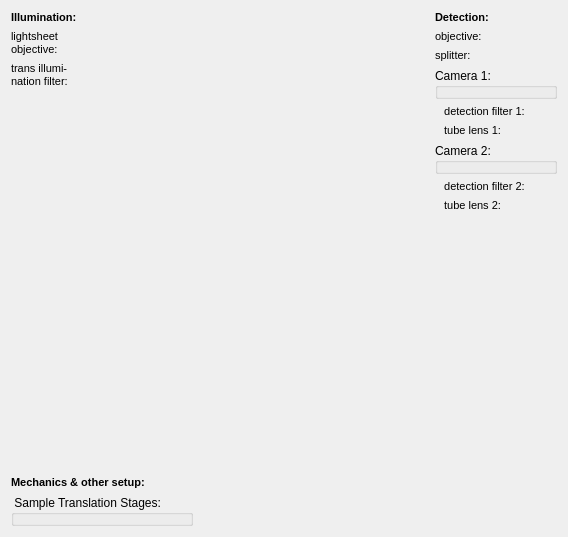
Above: plugins/spimb040/qfespimb040opticssetup.ui from jkriege2/QuickFit3 before the change. Below: the same form after it.
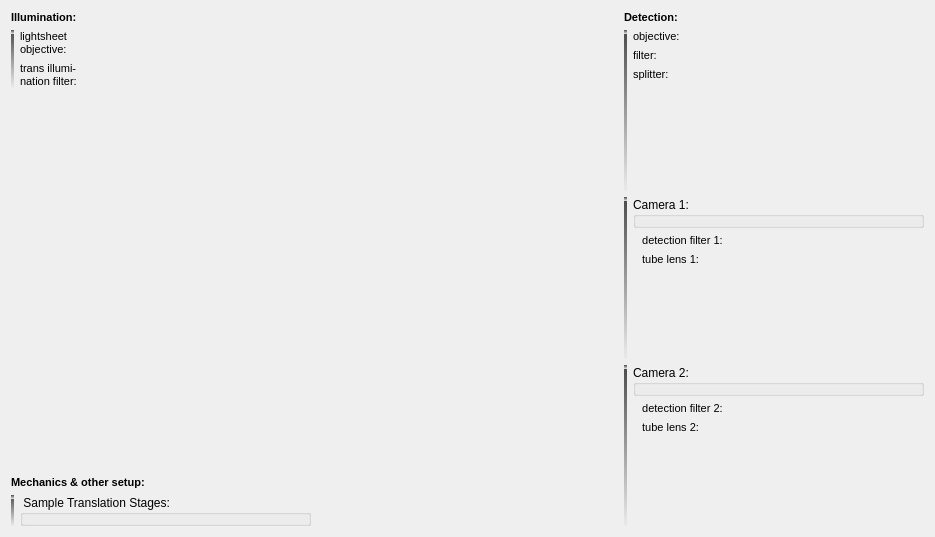
That is the form after the change. Icons and pictures are not drawn. Custom widgets are drawn as their Qt base class.

What changed in the file:
```diff
--- a/plugins/spimb040/qfespimb040opticssetup.ui
+++ b/plugins/spimb040/qfespimb040opticssetup.ui
@@ -6,14 +6,14 @@
    <rect>
     <x>0</x>
     <y>0</y>
-    <width>568</width>
+    <width>935</width>
     <height>537</height>
    </rect>
   </property>
   <property name="windowTitle">
    <string>Form</string>
   </property>
-  <layout class="QGridLayout" name="gridLayout">
+  <layout class="QGridLayout" name="gridLayout" columnstretch="0,0,0">
    <item row="0" column="0">
     <widget class="QLabel" name="label_2">
      <property name="text">
@@ -36,72 +36,7 @@
      </property>
     </widget>
    </item>
-   <item row="1" column="0">
-    <layout class="QFormLayout" name="formLayout">
-     <item row="0" column="0">
-      <widget class="QLabel" name="label">
-       <property name="text">
-        <string>&lt;!DOCTYPE HTML PUBLIC &quot;-//W3C//DTD HTML 4.0//EN&quot; &quot;http://www.w3.org/TR/REC-html40/strict.dtd&quot;&gt;
-&lt;html&gt;&lt;head&gt;&lt;meta name=&quot;qrichtext&quot; content=&quot;1&quot; /&gt;&lt;style type=&quot;text/css&quot;&gt;
-p, li { white-space: pre-wrap; }
-&lt;/style&gt;&lt;/head&gt;&lt;body style=&quot; font-family:'MS Shell Dlg 2'; font-size:8.25pt; font-weight:400; font-style:normal;&quot;&gt;
-&lt;p style=&quot; margin-top:0px; margin-bottom:0px; margin-left:0px; margin-right:0px; -qt-block-indent:0; text-indent:0px;&quot;&gt;&lt;span style=&quot; font-size:8pt;&quot;&gt;lightsheet&lt;/span&gt;&lt;/p&gt;
-&lt;p style=&quot; margin-top:0px; margin-bottom:0px; margin-left:0px; margin-right:0px; -qt-block-indent:0; text-indent:0px;&quot;&gt;&lt;span style=&quot; font-size:8pt;&quot;&gt;objective:&lt;/span&gt;&lt;/p&gt;&lt;/body&gt;&lt;/html&gt;</string>
-       </property>
-      </widget>
-     </item>
-     <item row="0" column="1">
-      <widget class="QF3ObjectiveCombobox" name="objProjection" native="true"/>
-     </item>
-     <item row="4" column="0" colspan="2">
-      <widget class="QFESPIMB040SampleStageConfig" name="stageSetup">
-       <property name="title">
-        <string> Sample Translation Stages: </string>
-       </property>
-      </widget>
-     </item>
-     <item row="1" column="0">
-      <widget class="QLabel" name="label_10">
-       <property name="text">
-        <string>&lt;!DOCTYPE HTML PUBLIC &quot;-//W3C//DTD HTML 4.0//EN&quot; &quot;http://www.w3.org/TR/REC-html40/strict.dtd&quot;&gt;
-&lt;html&gt;&lt;head&gt;&lt;meta name=&quot;qrichtext&quot; content=&quot;1&quot; /&gt;&lt;style type=&quot;text/css&quot;&gt;
-p, li { white-space: pre-wrap; }
-&lt;/style&gt;&lt;/head&gt;&lt;body style=&quot; font-family:'MS Shell Dlg 2'; font-size:8.25pt; font-weight:400; font-style:normal;&quot;&gt;
-&lt;p style=&quot; margin-top:0px; margin-bottom:0px; margin-left:0px; margin-right:0px; -qt-block-indent:0; text-indent:0px;&quot;&gt;&lt;span style=&quot; font-size:8pt;&quot;&gt;trans illumi-&lt;/span&gt;&lt;/p&gt;
-&lt;p style=&quot; margin-top:0px; margin-bottom:0px; margin-left:0px; margin-right:0px; -qt-block-indent:0; text-indent:0px;&quot;&gt;&lt;span style=&quot; font-size:8pt;&quot;&gt;nation filter:&lt;/span&gt;&lt;/p&gt;&lt;/body&gt;&lt;/html&gt;</string>
-       </property>
-      </widget>
-     </item>
-     <item row="2" column="0">
-      <spacer name="verticalSpacer_2">
-       <property name="orientation">
-        <enum>Qt::Vertical</enum>
-       </property>
-       <property name="sizeHint" stdset="0">
-        <size>
-         <width>20</width>
-         <height>40</height>
-        </size>
-       </property>
-      </spacer>
-     </item>
-     <item row="1" column="1">
-      <widget class="QF3FilterCombobox" name="filtTransmission" native="true"/>
-     </item>
-     <item row="3" column="0" colspan="2">
-      <widget class="QLabel" name="label_11">
-       <property name="text">
-        <string>&lt;!DOCTYPE HTML PUBLIC &quot;-//W3C//DTD HTML 4.0//EN&quot; &quot;http://www.w3.org/TR/REC-html40/strict.dtd&quot;&gt;
-&lt;html&gt;&lt;head&gt;&lt;meta name=&quot;qrichtext&quot; content=&quot;1&quot; /&gt;&lt;style type=&quot;text/css&quot;&gt;
-p, li { white-space: pre-wrap; }
-&lt;/style&gt;&lt;/head&gt;&lt;body style=&quot; font-family:'MS Shell Dlg 2'; font-size:8.25pt; font-weight:400; font-style:normal;&quot;&gt;
-&lt;p style=&quot; margin-top:0px; margin-bottom:0px; margin-left:0px; margin-right:0px; -qt-block-indent:0; text-indent:0px;&quot;&gt;&lt;span style=&quot; font-size:8pt; font-weight:600;&quot;&gt;Mechanics &amp;amp; other setup:&lt;/span&gt;&lt;/p&gt;&lt;/body&gt;&lt;/html&gt;</string>
-       </property>
-      </widget>
-     </item>
-    </layout>
-   </item>
-   <item row="1" column="1">
+   <item row="4" column="1">
     <widget class="QLabel" name="image">
      <property name="minimumSize">
       <size>
@@ -123,108 +58,313 @@
      </property>
     </widget>
    </item>
-   <item row="1" column="2">
-    <layout class="QFormLayout" name="formLayout_3">
-     <property name="fieldGrowthPolicy">
-      <enum>QFormLayout::AllNonFixedFieldsGrow</enum>
-     </property>
+   <item row="4" column="2">
+    <layout class="QGridLayout" name="gridLayout_2" columnminimumwidth="0,1">
      <item row="0" column="0">
-      <widget class="QLabel" name="label_6">
-       <property name="text">
-        <string>&lt;!DOCTYPE HTML PUBLIC &quot;-//W3C//DTD HTML 4.0//EN&quot; &quot;http://www.w3.org/TR/REC-html40/strict.dtd&quot;&gt;
-&lt;html&gt;&lt;head&gt;&lt;meta name=&quot;qrichtext&quot; content=&quot;1&quot; /&gt;&lt;style type=&quot;text/css&quot;&gt;
-p, li { white-space: pre-wrap; }
-&lt;/style&gt;&lt;/head&gt;&lt;body style=&quot; font-family:'MS Shell Dlg 2'; font-size:8.25pt; font-weight:400; font-style:normal;&quot;&gt;
-&lt;p style=&quot; margin-top:0px; margin-bottom:0px; margin-left:0px; margin-right:0px; -qt-block-indent:0; text-indent:0px;&quot;&gt;&lt;span style=&quot; font-size:8pt;&quot;&gt;objective:&lt;/span&gt;&lt;/p&gt;&lt;/body&gt;&lt;/html&gt;</string>
+      <widget class="Line" name="line">
+       <property name="styleSheet">
+        <string notr="true">QFrame {
+  border: 4px solid grey;
+  border-color: qlineargradient(spread:pad, x1:0, y1:0, x2:0, y2:1, stop:0 rgba(75, 75, 75, 255), stop:1 rgba(235, 235, 235, 255));
+}</string>
+       </property>
+       <property name="frameShadow">
+        <enum>QFrame::Plain</enum>
+       </property>
+       <property name="lineWidth">
+        <number>3</number>
+       </property>
+       <property name="orientation">
+        <enum>Qt::Vertical</enum>
        </property>
       </widget>
      </item>
      <item row="1" column="0">
-      <widget class="QLabel" name="label_3">
-       <property name="text">
-        <string>&lt;!DOCTYPE HTML PUBLIC &quot;-//W3C//DTD HTML 4.0//EN&quot; &quot;http://www.w3.org/TR/REC-html40/strict.dtd&quot;&gt;
+      <widget class="Line" name="line_2">
+       <property name="styleSheet">
+        <string notr="true">QFrame {
+  border: 4px solid;
+  border-color: qlineargradient(spread:pad, x1:0, y1:0, x2:0, y2:1, stop:0 rgba(75, 75, 75, 255), stop:1 rgba(235, 235, 235, 255));
+}</string>
+       </property>
+       <property name="frameShadow">
+        <enum>QFrame::Plain</enum>
+       </property>
+       <property name="lineWidth">
+        <number>3</number>
+       </property>
+       <property name="orientation">
+        <enum>Qt::Vertical</enum>
+       </property>
+      </widget>
+     </item>
+     <item row="2" column="0">
+      <widget class="Line" name="line_3">
+       <property name="minimumSize">
+        <size>
+         <width>0</width>
+         <height>32</height>
+        </size>
+       </property>
+       <property name="styleSheet">
+        <string notr="true">QFrame {
+  border: 4px solid;
+  border-color: qlineargradient(spread:pad, x1:0, y1:0, x2:0, y2:1, stop:0 rgba(75, 75, 75, 255), stop:1 rgba(235, 235, 235, 255));
+}</string>
+       </property>
+       <property name="frameShadow">
+        <enum>QFrame::Plain</enum>
+       </property>
+       <property name="lineWidth">
+        <number>3</number>
+       </property>
+       <property name="orientation">
+        <enum>Qt::Vertical</enum>
+       </property>
+      </widget>
+     </item>
+     <item row="0" column="1">
+      <layout class="QFormLayout" name="formLayout_3">
+       <property name="fieldGrowthPolicy">
+        <enum>QFormLayout::AllNonFixedFieldsGrow</enum>
+       </property>
+       <item row="0" column="0">
+        <widget class="QLabel" name="label_6">
+         <property name="text">
+          <string>&lt;!DOCTYPE HTML PUBLIC &quot;-//W3C//DTD HTML 4.0//EN&quot; &quot;http://www.w3.org/TR/REC-html40/strict.dtd&quot;&gt;
+&lt;html&gt;&lt;head&gt;&lt;meta name=&quot;qrichtext&quot; content=&quot;1&quot; /&gt;&lt;style type=&quot;text/css&quot;&gt;
+p, li { white-space: pre-wrap; }
+&lt;/style&gt;&lt;/head&gt;&lt;body style=&quot; font-family:'MS Shell Dlg 2'; font-size:8.25pt; font-weight:400; font-style:normal;&quot;&gt;
+&lt;p style=&quot; margin-top:0px; margin-bottom:0px; margin-left:0px; margin-right:0px; -qt-block-indent:0; text-indent:0px;&quot;&gt;&lt;span style=&quot; font-size:8pt;&quot;&gt;objective:&lt;/span&gt;&lt;/p&gt;&lt;/body&gt;&lt;/html&gt;</string>
+         </property>
+        </widget>
+       </item>
+       <item row="0" column="1">
+        <widget class="QF3ObjectiveCombobox" name="objDetection" native="true"/>
+       </item>
+       <item row="1" column="0">
+        <widget class="QLabel" name="label_12">
+         <property name="text">
+          <string>&lt;!DOCTYPE HTML PUBLIC &quot;-//W3C//DTD HTML 4.0//EN&quot; &quot;http://www.w3.org/TR/REC-html40/strict.dtd&quot;&gt;
+&lt;html&gt;&lt;head&gt;&lt;meta name=&quot;qrichtext&quot; content=&quot;1&quot; /&gt;&lt;style type=&quot;text/css&quot;&gt;
+p, li { white-space: pre-wrap; }
+&lt;/style&gt;&lt;/head&gt;&lt;body style=&quot; font-family:'MS Shell Dlg 2'; font-size:8.25pt; font-weight:400; font-style:normal;&quot;&gt;
+&lt;p style=&quot; margin-top:0px; margin-bottom:0px; margin-left:0px; margin-right:0px; -qt-block-indent:0; text-indent:0px;&quot;&gt;&lt;span style=&quot; font-size:8pt;&quot;&gt;filter:&lt;/span&gt;&lt;/p&gt;&lt;/body&gt;&lt;/html&gt;</string>
+         </property>
+        </widget>
+       </item>
+       <item row="1" column="1">
+        <widget class="QF3FilterCombobox" name="filtDetection" native="true"/>
+       </item>
+       <item row="2" column="0">
+        <widget class="QLabel" name="label_3">
+         <property name="text">
+          <string>&lt;!DOCTYPE HTML PUBLIC &quot;-//W3C//DTD HTML 4.0//EN&quot; &quot;http://www.w3.org/TR/REC-html40/strict.dtd&quot;&gt;
 &lt;html&gt;&lt;head&gt;&lt;meta name=&quot;qrichtext&quot; content=&quot;1&quot; /&gt;&lt;style type=&quot;text/css&quot;&gt;
 p, li { white-space: pre-wrap; }
 &lt;/style&gt;&lt;/head&gt;&lt;body style=&quot; font-family:'MS Shell Dlg 2'; font-size:8.25pt; font-weight:400; font-style:normal;&quot;&gt;
 &lt;p style=&quot; margin-top:0px; margin-bottom:0px; margin-left:0px; margin-right:0px; -qt-block-indent:0; text-indent:0px;&quot;&gt;&lt;span style=&quot; font-size:8pt;&quot;&gt;splitter:&lt;/span&gt;&lt;/p&gt;&lt;/body&gt;&lt;/html&gt;</string>
-       </property>
-      </widget>
+         </property>
+        </widget>
+       </item>
+       <item row="2" column="1">
+        <widget class="QF3FilterCombobox" name="filtSplitter" native="true"/>
+       </item>
+      </layout>
      </item>
-     <item row="1" column="1">
-      <widget class="QF3FilterCombobox" name="filtSplitter" native="true"/>
-     </item>
-     <item row="2" column="0" colspan="2">
-      <widget class="QFESPIMB040SimpleCameraConfig" name="camConfig1">
-       <property name="title">
-        <string>Camera 1:</string>
+     <item row="2" column="1">
+      <layout class="QFormLayout" name="formLayout_4">
+       <property name="fieldGrowthPolicy">
+        <enum>QFormLayout::AllNonFixedFieldsGrow</enum>
        </property>
-      </widget>
-     </item>
-     <item row="3" column="0">
-      <widget class="QLabel" name="label_4">
-       <property name="text">
-        <string>&lt;!DOCTYPE HTML PUBLIC &quot;-//W3C//DTD HTML 4.0//EN&quot; &quot;http://www.w3.org/TR/REC-html40/strict.dtd&quot;&gt;
-&lt;html&gt;&lt;head&gt;&lt;meta name=&quot;qrichtext&quot; content=&quot;1&quot; /&gt;&lt;style type=&quot;text/css&quot;&gt;
-p, li { white-space: pre-wrap; }
-&lt;/style&gt;&lt;/head&gt;&lt;body style=&quot; font-family:'MS Shell Dlg 2'; font-size:8.25pt; font-weight:400; font-style:normal;&quot;&gt;
-&lt;p style=&quot; margin-top:0px; margin-bottom:0px; margin-left:0px; margin-right:0px; -qt-block-indent:0; text-indent:0px;&quot;&gt;&lt;span style=&quot; font-size:8pt;&quot;&gt;   detection filter 1:&lt;/span&gt;&lt;/p&gt;&lt;/body&gt;&lt;/html&gt;</string>
-       </property>
-      </widget>
-     </item>
-     <item row="3" column="1">
-      <widget class="QF3FilterCombobox" name="filtDetection11" native="true"/>
-     </item>
-     <item row="4" column="0">
-      <widget class="QLabel" name="label_8">
-       <property name="text">
-        <string>&lt;!DOCTYPE HTML PUBLIC &quot;-//W3C//DTD HTML 4.0//EN&quot; &quot;http://www.w3.org/TR/REC-html40/strict.dtd&quot;&gt;
-&lt;html&gt;&lt;head&gt;&lt;meta name=&quot;qrichtext&quot; content=&quot;1&quot; /&gt;&lt;style type=&quot;text/css&quot;&gt;
-p, li { white-space: pre-wrap; }
-&lt;/style&gt;&lt;/head&gt;&lt;body style=&quot; font-family:'MS Shell Dlg 2'; font-size:8.25pt; font-weight:400; font-style:normal;&quot;&gt;
-&lt;p style=&quot; margin-top:0px; margin-bottom:0px; margin-left:0px; margin-right:0px; -qt-block-indent:0; text-indent:0px;&quot;&gt;&lt;span style=&quot; font-size:8pt;&quot;&gt;   tube lens 1:&lt;/span&gt;&lt;/p&gt;&lt;/body&gt;&lt;/html&gt;</string>
-       </property>
-      </widget>
-     </item>
-     <item row="4" column="1">
-      <widget class="QF3ObjectiveCombobox" name="objTube1" native="true"/>
-     </item>
-     <item row="6" column="0" colspan="2">
-      <widget class="QFESPIMB040SimpleCameraConfig" name="camConfig2">
-       <property name="title">
-        <string>Camera 2:</string>
-       </property>
-      </widget>
-     </item>
-     <item row="7" column="0">
-      <widget class="QLabel" name="label_5">
-       <property name="text">
-        <string>&lt;!DOCTYPE HTML PUBLIC &quot;-//W3C//DTD HTML 4.0//EN&quot; &quot;http://www.w3.org/TR/REC-html40/strict.dtd&quot;&gt;
+       <item row="0" column="0" colspan="2">
+        <widget class="QFESPIMB040SimpleCameraConfig" name="camConfig2">
+         <property name="title">
+          <string>Camera 2:</string>
+         </property>
+        </widget>
+       </item>
+       <item row="1" column="0">
+        <widget class="QLabel" name="label_15">
+         <property name="text">
+          <string>&lt;!DOCTYPE HTML PUBLIC &quot;-//W3C//DTD HTML 4.0//EN&quot; &quot;http://www.w3.org/TR/REC-html40/strict.dtd&quot;&gt;
 &lt;html&gt;&lt;head&gt;&lt;meta name=&quot;qrichtext&quot; content=&quot;1&quot; /&gt;&lt;style type=&quot;text/css&quot;&gt;
 p, li { white-space: pre-wrap; }
 &lt;/style&gt;&lt;/head&gt;&lt;body style=&quot; font-family:'MS Shell Dlg 2'; font-size:8.25pt; font-weight:400; font-style:normal;&quot;&gt;
 &lt;p style=&quot; margin-top:0px; margin-bottom:0px; margin-left:0px; margin-right:0px; -qt-block-indent:0; text-indent:0px;&quot;&gt;&lt;span style=&quot; font-size:8pt;&quot;&gt;   detection filter 2:&lt;/span&gt;&lt;/p&gt;&lt;/body&gt;&lt;/html&gt;</string>
-       </property>
-      </widget>
-     </item>
-     <item row="7" column="1">
-      <widget class="QF3FilterCombobox" name="filtDetection21" native="true"/>
-     </item>
-     <item row="8" column="0">
-      <widget class="QLabel" name="label_9">
-       <property name="text">
-        <string>&lt;!DOCTYPE HTML PUBLIC &quot;-//W3C//DTD HTML 4.0//EN&quot; &quot;http://www.w3.org/TR/REC-html40/strict.dtd&quot;&gt;
+         </property>
+        </widget>
+       </item>
+       <item row="1" column="1">
+        <widget class="QF3FilterCombobox" name="filtDetection21" native="true"/>
+       </item>
+       <item row="2" column="0">
+        <widget class="QLabel" name="label_16">
+         <property name="text">
+          <string>&lt;!DOCTYPE HTML PUBLIC &quot;-//W3C//DTD HTML 4.0//EN&quot; &quot;http://www.w3.org/TR/REC-html40/strict.dtd&quot;&gt;
 &lt;html&gt;&lt;head&gt;&lt;meta name=&quot;qrichtext&quot; content=&quot;1&quot; /&gt;&lt;style type=&quot;text/css&quot;&gt;
 p, li { white-space: pre-wrap; }
 &lt;/style&gt;&lt;/head&gt;&lt;body style=&quot; font-family:'MS Shell Dlg 2'; font-size:8.25pt; font-weight:400; font-style:normal;&quot;&gt;
 &lt;p style=&quot; margin-top:0px; margin-bottom:0px; margin-left:0px; margin-right:0px; -qt-block-indent:0; text-indent:0px;&quot;&gt;&lt;span style=&quot; font-size:8pt;&quot;&gt;   tube lens 2:&lt;/span&gt;&lt;/p&gt;&lt;/body&gt;&lt;/html&gt;</string>
+         </property>
+        </widget>
+       </item>
+       <item row="2" column="1">
+        <widget class="QF3ObjectiveCombobox" name="objTube2" native="true"/>
+       </item>
+      </layout>
+     </item>
+     <item row="1" column="1">
+      <layout class="QFormLayout" name="formLayout_2">
+       <property name="fieldGrowthPolicy">
+        <enum>QFormLayout::AllNonFixedFieldsGrow</enum>
+       </property>
+       <item row="0" column="0" colspan="2">
+        <widget class="QFESPIMB040SimpleCameraConfig" name="camConfig1">
+         <property name="title">
+          <string>Camera 1:</string>
+         </property>
+        </widget>
+       </item>
+       <item row="1" column="0">
+        <widget class="QLabel" name="label_13">
+         <property name="text">
+          <string>&lt;!DOCTYPE HTML PUBLIC &quot;-//W3C//DTD HTML 4.0//EN&quot; &quot;http://www.w3.org/TR/REC-html40/strict.dtd&quot;&gt;
+&lt;html&gt;&lt;head&gt;&lt;meta name=&quot;qrichtext&quot; content=&quot;1&quot; /&gt;&lt;style type=&quot;text/css&quot;&gt;
+p, li { white-space: pre-wrap; }
+&lt;/style&gt;&lt;/head&gt;&lt;body style=&quot; font-family:'MS Shell Dlg 2'; font-size:8.25pt; font-weight:400; font-style:normal;&quot;&gt;
+&lt;p style=&quot; margin-top:0px; margin-bottom:0px; margin-left:0px; margin-right:0px; -qt-block-indent:0; text-indent:0px;&quot;&gt;&lt;span style=&quot; font-size:8pt;&quot;&gt;   detection filter 1:&lt;/span&gt;&lt;/p&gt;&lt;/body&gt;&lt;/html&gt;</string>
+         </property>
+        </widget>
+       </item>
+       <item row="2" column="0">
+        <widget class="QLabel" name="label_14">
+         <property name="text">
+          <string>&lt;!DOCTYPE HTML PUBLIC &quot;-//W3C//DTD HTML 4.0//EN&quot; &quot;http://www.w3.org/TR/REC-html40/strict.dtd&quot;&gt;
+&lt;html&gt;&lt;head&gt;&lt;meta name=&quot;qrichtext&quot; content=&quot;1&quot; /&gt;&lt;style type=&quot;text/css&quot;&gt;
+p, li { white-space: pre-wrap; }
+&lt;/style&gt;&lt;/head&gt;&lt;body style=&quot; font-family:'MS Shell Dlg 2'; font-size:8.25pt; font-weight:400; font-style:normal;&quot;&gt;
+&lt;p style=&quot; margin-top:0px; margin-bottom:0px; margin-left:0px; margin-right:0px; -qt-block-indent:0; text-indent:0px;&quot;&gt;&lt;span style=&quot; font-size:8pt;&quot;&gt;   tube lens 1:&lt;/span&gt;&lt;/p&gt;&lt;/body&gt;&lt;/html&gt;</string>
+         </property>
+        </widget>
+       </item>
+       <item row="1" column="1">
+        <widget class="QF3FilterCombobox" name="filtDetection11" native="true"/>
+       </item>
+       <item row="2" column="1">
+        <widget class="QF3ObjectiveCombobox" name="objTube1" native="true"/>
+       </item>
+      </layout>
+     </item>
+    </layout>
+   </item>
+   <item row="4" column="0">
+    <layout class="QGridLayout" name="gridLayout_3">
+     <item row="0" column="0">
+      <widget class="Line" name="line_4">
+       <property name="styleSheet">
+        <string notr="true">QFrame {
+  border: 4px solid grey;
+  border-color: qlineargradient(spread:pad, x1:0, y1:0, x2:0, y2:1, stop:0 rgba(75, 75, 75, 255), stop:1 rgba(235, 235, 235, 255));
+}</string>
+       </property>
+       <property name="frameShadow">
+        <enum>QFrame::Plain</enum>
+       </property>
+       <property name="lineWidth">
+        <number>3</number>
+       </property>
+       <property name="orientation">
+        <enum>Qt::Vertical</enum>
        </property>
       </widget>
      </item>
-     <item row="8" column="1">
-      <widget class="QF3ObjectiveCombobox" name="objTube2" native="true"/>
-     </item>
      <item row="0" column="1">
-      <widget class="QF3ObjectiveCombobox" name="objDetection" native="true"/>
+      <layout class="QFormLayout" name="formLayout">
+       <property name="fieldGrowthPolicy">
+        <enum>QFormLayout::AllNonFixedFieldsGrow</enum>
+       </property>
+       <item row="0" column="0">
+        <widget class="QLabel" name="label">
+         <property name="text">
+          <string>&lt;!DOCTYPE HTML PUBLIC &quot;-//W3C//DTD HTML 4.0//EN&quot; &quot;http://www.w3.org/TR/REC-html40/strict.dtd&quot;&gt;
+&lt;html&gt;&lt;head&gt;&lt;meta name=&quot;qrichtext&quot; content=&quot;1&quot; /&gt;&lt;style type=&quot;text/css&quot;&gt;
+p, li { white-space: pre-wrap; }
+&lt;/style&gt;&lt;/head&gt;&lt;body style=&quot; font-family:'MS Shell Dlg 2'; font-size:8.25pt; font-weight:400; font-style:normal;&quot;&gt;
+&lt;p style=&quot; margin-top:0px; margin-bottom:0px; margin-left:0px; margin-right:0px; -qt-block-indent:0; text-indent:0px;&quot;&gt;&lt;span style=&quot; font-size:8pt;&quot;&gt;lightsheet&lt;/span&gt;&lt;/p&gt;
+&lt;p style=&quot; margin-top:0px; margin-bottom:0px; margin-left:0px; margin-right:0px; -qt-block-indent:0; text-indent:0px;&quot;&gt;&lt;span style=&quot; font-size:8pt;&quot;&gt;objective:&lt;/span&gt;&lt;/p&gt;&lt;/body&gt;&lt;/html&gt;</string>
+         </property>
+        </widget>
+       </item>
+       <item row="0" column="1">
+        <widget class="QF3ObjectiveCombobox" name="objProjection" native="true"/>
+       </item>
+       <item row="1" column="0">
+        <widget class="QLabel" name="label_10">
+         <property name="text">
+          <string>&lt;!DOCTYPE HTML PUBLIC &quot;-//W3C//DTD HTML 4.0//EN&quot; &quot;http://www.w3.org/TR/REC-html40/strict.dtd&quot;&gt;
+&lt;html&gt;&lt;head&gt;&lt;meta name=&quot;qrichtext&quot; content=&quot;1&quot; /&gt;&lt;style type=&quot;text/css&quot;&gt;
+p, li { white-space: pre-wrap; }
+&lt;/style&gt;&lt;/head&gt;&lt;body style=&quot; font-family:'MS Shell Dlg 2'; font-size:8.25pt; font-weight:400; font-style:normal;&quot;&gt;
+&lt;p style=&quot; margin-top:0px; margin-bottom:0px; margin-left:0px; margin-right:0px; -qt-block-indent:0; text-indent:0px;&quot;&gt;&lt;span style=&quot; font-size:8pt;&quot;&gt;trans illumi-&lt;/span&gt;&lt;/p&gt;
+&lt;p style=&quot; margin-top:0px; margin-bottom:0px; margin-left:0px; margin-right:0px; -qt-block-indent:0; text-indent:0px;&quot;&gt;&lt;span style=&quot; font-size:8pt;&quot;&gt;nation filter:&lt;/span&gt;&lt;/p&gt;&lt;/body&gt;&lt;/html&gt;</string>
+         </property>
+        </widget>
+       </item>
+       <item row="1" column="1">
+        <widget class="QF3FilterCombobox" name="filtTransmission" native="true"/>
+       </item>
+      </layout>
+     </item>
+     <item row="2" column="0" colspan="2">
+      <widget class="QLabel" name="label_11">
+       <property name="text">
+        <string>&lt;!DOCTYPE HTML PUBLIC &quot;-//W3C//DTD HTML 4.0//EN&quot; &quot;http://www.w3.org/TR/REC-html40/strict.dtd&quot;&gt;
+&lt;html&gt;&lt;head&gt;&lt;meta name=&quot;qrichtext&quot; content=&quot;1&quot; /&gt;&lt;style type=&quot;text/css&quot;&gt;
+p, li { white-space: pre-wrap; }
+&lt;/style&gt;&lt;/head&gt;&lt;body style=&quot; font-family:'MS Shell Dlg 2'; font-size:8.25pt; font-weight:400; font-style:normal;&quot;&gt;
+&lt;p style=&quot; margin-top:0px; margin-bottom:0px; margin-left:0px; margin-right:0px; -qt-block-indent:0; text-indent:0px;&quot;&gt;&lt;span style=&quot; font-size:8pt; font-weight:600;&quot;&gt;Mechanics &amp;amp; other setup:&lt;/span&gt;&lt;/p&gt;&lt;/body&gt;&lt;/html&gt;</string>
+       </property>
+      </widget>
+     </item>
+     <item row="3" column="1">
+      <widget class="QFESPIMB040SampleStageConfig" name="stageSetup">
+       <property name="title">
+        <string> Sample Translation Stages: </string>
+       </property>
+      </widget>
+     </item>
+     <item row="3" column="0">
+      <widget class="Line" name="line_6">
+       <property name="styleSheet">
+        <string notr="true">QFrame {
+  border: 4px solid grey;
+  border-color: qlineargradient(spread:pad, x1:0, y1:0, x2:0, y2:1, stop:0 rgba(75, 75, 75, 255), stop:1 rgba(235, 235, 235, 255));
+}</string>
+       </property>
+       <property name="frameShadow">
+        <enum>QFrame::Plain</enum>
+       </property>
+       <property name="lineWidth">
+        <number>3</number>
+       </property>
+       <property name="orientation">
+        <enum>Qt::Vertical</enum>
+       </property>
+      </widget>
+     </item>
+     <item row="1" column="1">
+      <spacer name="verticalSpacer_2">
+       <property name="orientation">
+        <enum>Qt::Vertical</enum>
+       </property>
+       <property name="sizeHint" stdset="0">
+        <size>
+         <width>20</width>
+         <height>40</height>
+        </size>
+       </property>
+      </spacer>
      </item>
     </layout>
    </item>
```
Left out of the diff: 40 changed lines with no effect on the pictures.
